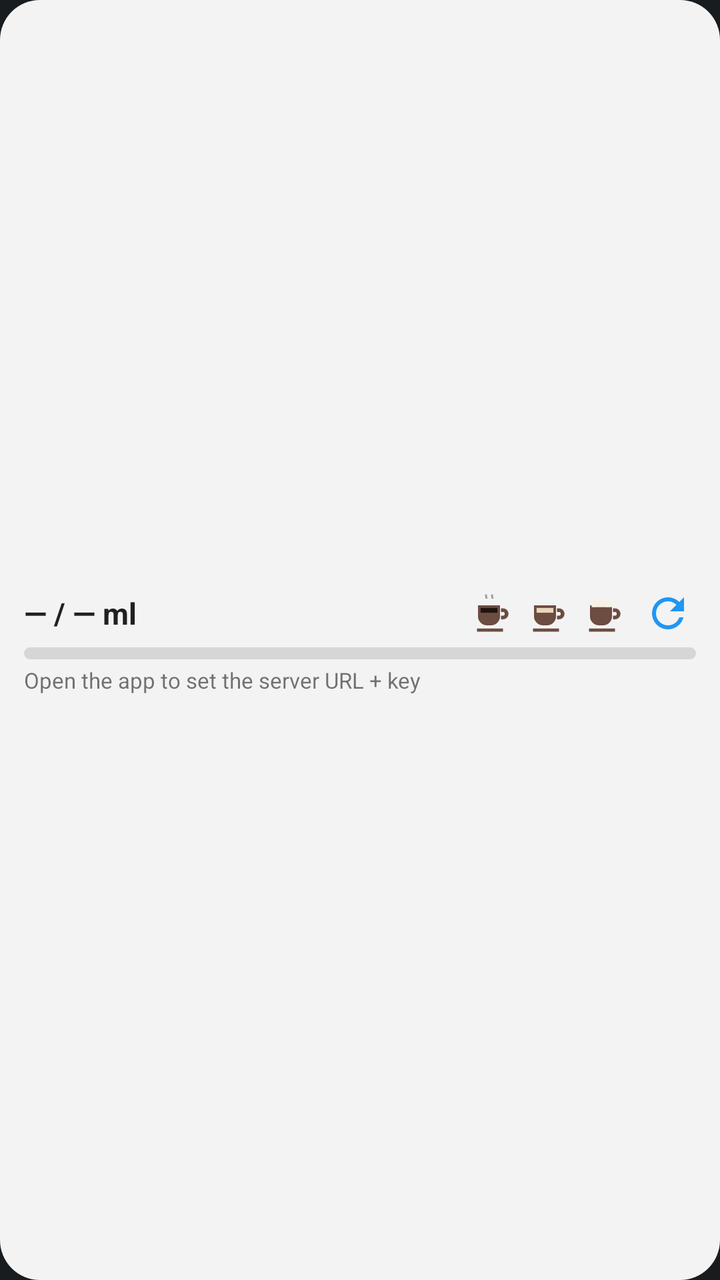
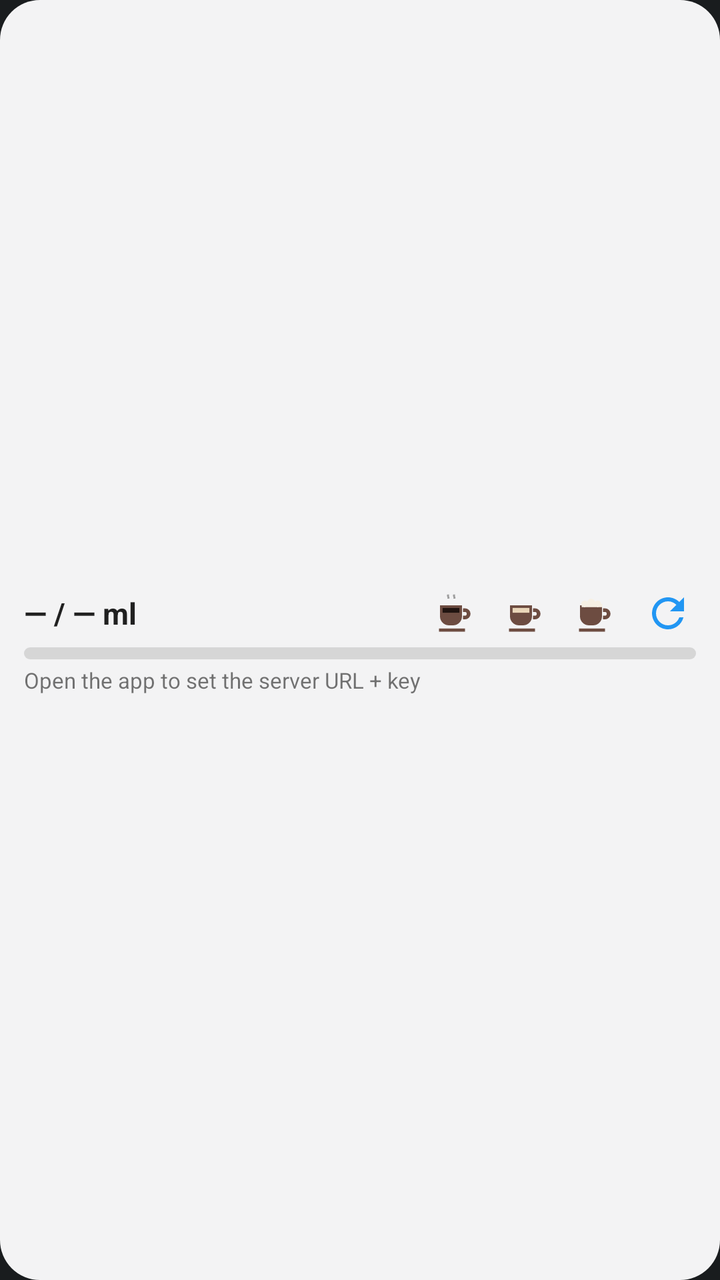

An Android layout rendered at two revisions. The XML below is the earlier revision; the diff shows what the commit changed to produce the second picture.
<!-- AndroidManifest.xml: application theme android:Theme.DeviceDefault -->
<!-- res/layout/widget.xml -->
<?xml version="1.0" encoding="utf-8"?>
<LinearLayout xmlns:android="http://schemas.android.com/apk/res/android"
    android:id="@+id/widget_root"
    android:layout_width="match_parent"
    android:layout_height="match_parent"
    android:orientation="vertical"
    android:gravity="center_vertical"
    android:paddingLeft="12dp"
    android:paddingRight="12dp"
    android:paddingTop="6dp"
    android:paddingBottom="6dp"
    android:background="@drawable/widget_bg">

    <LinearLayout
        android:layout_width="match_parent"
        android:layout_height="wrap_content"
        android:orientation="horizontal"
        android:gravity="center_vertical">

        <TextView
            android:id="@+id/txt_main"
        android:ellipsize="end"
            android:layout_width="0dp"
            android:layout_height="wrap_content"
            android:layout_weight="1"
            android:textSize="15sp"
            android:textStyle="bold"
            android:textColor="@color/widget_text"
            android:maxLines="1"
            android:text="@string/main_placeholder" />

        <ImageButton
            android:id="@+id/btn_black"
            android:layout_width="28dp"
            android:layout_height="28dp"
            android:src="@drawable/ic_coffee_black"
            android:scaleType="fitCenter"
            android:padding="2dp"
            android:background="@android:color/transparent"
            android:contentDescription="@string/coffee_black" />

        <ImageButton
            android:id="@+id/btn_white"
            android:layout_width="28dp"
            android:layout_height="28dp"
            android:src="@drawable/ic_coffee_white"
            android:scaleType="fitCenter"
            android:padding="2dp"
            android:background="@android:color/transparent"
            android:contentDescription="@string/coffee_white" />

        <ImageButton
            android:id="@+id/btn_capp"
            android:layout_width="28dp"
            android:layout_height="28dp"
            android:src="@drawable/ic_coffee_capp"
            android:scaleType="fitCenter"
            android:padding="2dp"
            android:background="@android:color/transparent"
            android:contentDescription="@string/coffee_capp" />

        <ImageButton
            android:id="@+id/btn_sync"
            android:layout_width="28dp"
            android:layout_height="28dp"
            android:layout_marginStart="4dp"
            android:src="@drawable/ic_sync"
            android:scaleType="fitCenter"
            android:padding="2dp"
            android:background="@android:color/transparent"
            android:contentDescription="@string/sync_now" />
    </LinearLayout>

    <ProgressBar
        android:id="@+id/progress"
        style="?android:attr/progressBarStyleHorizontal"
        android:layout_width="match_parent"
        android:layout_height="6dp"
        android:layout_marginTop="3dp"
        android:progressDrawable="@drawable/progress_water"
        android:max="1"
        android:progress="0" />

    <TextView
        android:id="@+id/txt_sub"
        android:ellipsize="end"
        android:layout_width="match_parent"
        android:layout_height="wrap_content"
        android:layout_marginTop="3dp"
        android:textSize="11sp"
        android:textColor="@color/widget_text_secondary"
        android:maxLines="1"
        android:text="@string/error_not_configured" />
</LinearLayout>
<!-- resources referenced by this layout -->
<resources>
  <color name="widget_text">#DE000000</color>
  <color name="widget_text_secondary">#8A000000</color>
  <!-- drawable ic_coffee_white (drawable) -->
  <?xml version="1.0" encoding="utf-8"?>
  <vector xmlns:android="http://schemas.android.com/apk/res/android"
      android:width="24dp"
      android:height="24dp"
      android:viewportWidth="24"
      android:viewportHeight="24">
      
      <path
          android:fillColor="#6D4C41"
          android:pathData="M5,8 h11 v5.5 a4.5,4.5 0 0 1 -4.5,4.5 h-2 A4.5,4.5 0 0 1 5,13.5 Z M16.5,9.5 h1 a2.75,2.75 0 0 1 0,5.5 h-1 v-1.8 h0.9 a0.95,0.95 0 0 0 0,-1.9 h-0.9 Z M4.5,19.6 h13 v1.6 h-13 Z" />
      
      <path
          android:fillColor="#E9D5B8"
          android:pathData="M6.3,9.3 h8.4 v2.4 h-8.4 Z" />
  </vector>
  <!-- drawable ic_sync (drawable) -->
  <?xml version="1.0" encoding="utf-8"?>
  <vector xmlns:android="http://schemas.android.com/apk/res/android"
      android:width="24dp"
      android:height="24dp"
      android:viewportWidth="24"
      android:viewportHeight="24"
      android:tint="@color/water">
      <path
          android:fillColor="@android:color/white"
          android:pathData="M17.65,6.35C16.2,4.9 14.21,4 12,4c-4.42,0 -7.99,3.58 -7.99,8s3.57,8 7.99,8c3.73,0 6.84,-2.55 7.73,-6h-2.08c-0.82,2.33 -3.04,4 -5.65,4 -3.31,0 -6,-2.69 -6,-6s2.69,-6 6,-6c1.66,0 3.14,0.69 4.22,1.78L13,11h7V4l-2.35,2.35z" />
  </vector>
  <!-- drawable progress_water (drawable) -->
  <?xml version="1.0" encoding="utf-8"?>
  <layer-list xmlns:android="http://schemas.android.com/apk/res/android">
      <item android:id="@android:id/background">
          <shape android:shape="rectangle">
              <corners android:radius="5dp" />
              <solid android:color="@color/progress_track" />
          </shape>
      </item>
      <item android:id="@android:id/progress">
          <clip>
              <shape android:shape="rectangle">
                  <corners android:radius="5dp" />
                  <solid android:color="@color/water" />
              </shape>
          </clip>
      </item>
  </layer-list>
  <!-- drawable widget_bg (drawable) -->
  <?xml version="1.0" encoding="utf-8"?>
  <shape xmlns:android="http://schemas.android.com/apk/res/android"
      android:shape="rectangle">
      <corners android:radius="20dp" />
      <solid android:color="@color/widget_bg" />
  </shape>
  <string name="coffee_black">Black coffee</string>
  <string name="coffee_capp">Cappuccino</string>
  <string name="coffee_white">White coffee</string>
  <string name="error_not_configured">Open the app to set the server URL + key</string>
  <string name="main_placeholder">— / — ml</string>
  <string name="sync_now">Sync now</string>
  <color name="water">#2196F3</color>
  <color name="progress_track">#1F000000</color>
  <color name="widget_bg">#F2FFFFFF</color>
  <!-- unchanged entries left out for length: 2 -->
</resources>

<!-- the commit's change to res/layout/widget.xml (unified diff, before → after) -->
@@ -19,7 +19,7 @@
 
         <TextView
             android:id="@+id/txt_main"
-        android:ellipsize="end"
+            android:ellipsize="end"
             android:layout_width="0dp"
             android:layout_height="wrap_content"
             android:layout_weight="1"
@@ -33,6 +33,7 @@
             android:id="@+id/btn_black"
             android:layout_width="28dp"
             android:layout_height="28dp"
+            android:layout_marginStart="7dp"
             android:src="@drawable/ic_coffee_black"
             android:scaleType="fitCenter"
             android:padding="2dp"
@@ -43,6 +44,7 @@
             android:id="@+id/btn_white"
             android:layout_width="28dp"
             android:layout_height="28dp"
+            android:layout_marginStart="7dp"
             android:src="@drawable/ic_coffee_white"
             android:scaleType="fitCenter"
             android:padding="2dp"
@@ -53,6 +55,7 @@
             android:id="@+id/btn_capp"
             android:layout_width="28dp"
             android:layout_height="28dp"
+            android:layout_marginStart="7dp"
             android:src="@drawable/ic_coffee_capp"
             android:scaleType="fitCenter"
             android:padding="2dp"
@@ -60,10 +63,22 @@
             android:contentDescription="@string/coffee_capp" />
 
         <ImageButton
+            android:id="@+id/btn_undo"
+            android:layout_width="28dp"
+            android:layout_height="28dp"
+            android:layout_marginStart="7dp"
+            android:visibility="gone"
+            android:src="@drawable/ic_undo"
+            android:scaleType="fitCenter"
+            android:padding="3dp"
+            android:background="@android:color/transparent"
+            android:contentDescription="@string/undo_last" />
+
+        <ImageButton
             android:id="@+id/btn_sync"
             android:layout_width="28dp"
             android:layout_height="28dp"
-            android:layout_marginStart="4dp"
+            android:layout_marginStart="9dp"
             android:src="@drawable/ic_sync"
             android:scaleType="fitCenter"
             android:padding="2dp"
<!-- resource entries referenced after the edit -->
@@ -30,6 +30,17 @@
           android:fillColor="@android:color/white"
           android:pathData="M17.65,6.35C16.2,4.9 14.21,4 12,4c-4.42,0 -7.99,3.58 -7.99,8s3.57,8 7.99,8c3.73,0 6.84,-2.55 7.73,-6h-2.08c-0.82,2.33 -3.04,4 -5.65,4 -3.31,0 -6,-2.69 -6,-6s2.69,-6 6,-6c1.66,0 3.14,0.69 4.22,1.78L13,11h7V4l-2.35,2.35z" />
   </vector>
+  <!-- drawable ic_undo (drawable) -->
+  <?xml version="1.0" encoding="utf-8"?>
+  <vector xmlns:android="http://schemas.android.com/apk/res/android"
+      android:width="24dp"
+      android:height="24dp"
+      android:viewportWidth="24"
+      android:viewportHeight="24">
+      <path
+          android:fillColor="@color/widget_text_secondary"
+          android:pathData="M12.5,8c-2.65,0 -5.05,0.99 -6.9,2.6L2,7v9h9l-3.62,-3.62c1.39,-1.16 3.16,-1.88 5.12,-1.88 3.54,0 6.55,2.31 7.6,5.5l2.37,-0.78C21.08,11.03 17.15,8 12.5,8z" />
+  </vector>
   <!-- drawable progress_water (drawable) -->
   <?xml version="1.0" encoding="utf-8"?>
   <layer-list xmlns:android="http://schemas.android.com/apk/res/android">
@@ -61,6 +72,7 @@
   <string name="error_not_configured">Open the app to set the server URL + key</string>
   <string name="main_placeholder">— / — ml</string>
   <string name="sync_now">Sync now</string>
+  <string name="undo_last">Undo last coffee</string>
   <color name="water">#2196F3</color>
   <color name="progress_track">#1F000000</color>
   <color name="widget_bg">#F2FFFFFF</color>
